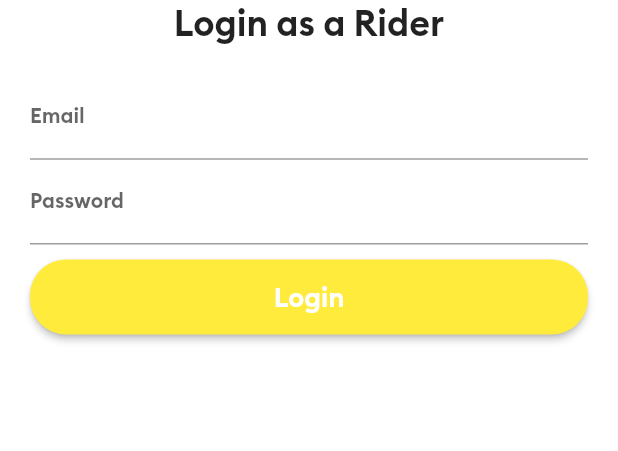
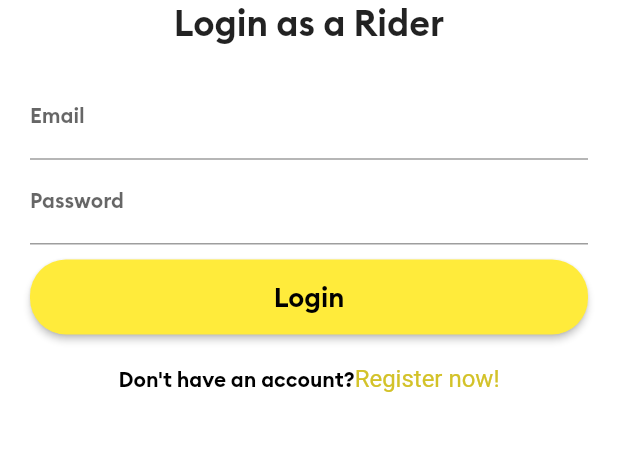
Before and after one commit to Sarita-jayswal/Uber-APP-Rider-and-Driver-clone, a Flutter app: the screen it shows after launch, on a phone screen of 412 x 824 dp, the part 480-931 px from its top. Run offline on Flutter 3.47's test engine with Material 2 defaults, Android fonts, the light colour scheme and no system bars.

Commit message:
Rider Login page ui complete

```diff
--- a/lib/Screens/loginscreen.dart
+++ b/lib/Screens/loginscreen.dart
@@ -1,5 +1,6 @@
 import 'dart:ui';
 
+import 'package:flutter/gestures.dart';
 import 'package:flutter/material.dart';
 
 class LoginScreen extends StatefulWidget {
@@ -14,7 +15,8 @@ class _LoginScreenState extends State<LoginScreen> {
   Widget build(BuildContext context) {
     return Scaffold(
       backgroundColor: Colors.white,
-      body: Column(
+      body: SingleChildScrollView(
+        child: Column(
           children: [
             SizedBox(height: 20.0),
             Image(
@@ -61,7 +63,7 @@ class _LoginScreenState extends State<LoginScreen> {
                   MaterialButton(
                     onPressed: () {},
                     color: Colors.yellow,
-                  textColor: Colors.white,
+                    textColor: Colors.black,
                     child: Container(
                       height: 50,
                       child: Center(
@@ -77,8 +79,27 @@ class _LoginScreenState extends State<LoginScreen> {
                   )
                 ],
               ),
+            ),
+            RichText(
+              text: TextSpan(
+                  text: "Don't have an account?",
+                  style:
+                      TextStyle(color: Colors.black, fontFamily: "Brand Bold"),
+                  children: <TextSpan>[
+                    TextSpan(
+                      text: 'Register now!',
+                      style: TextStyle(
+                          color: Color.fromARGB(255, 211, 194, 41),
+                          fontSize: 16),
+                      recognizer: TapGestureRecognizer()
+                        ..onTap = () {
+                          print("rEGISTERED");
+                        },
+                    )
+                  ]),
             )
           ],
+        ),
       ),
     );
   }
```
Lines whose indentation alone changed are shown as unchanged.
